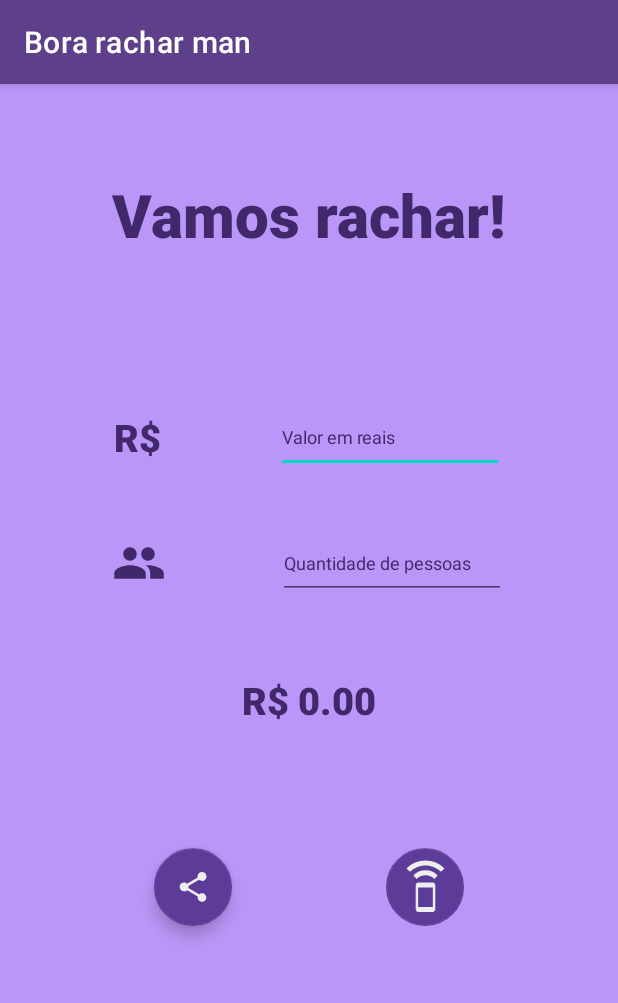
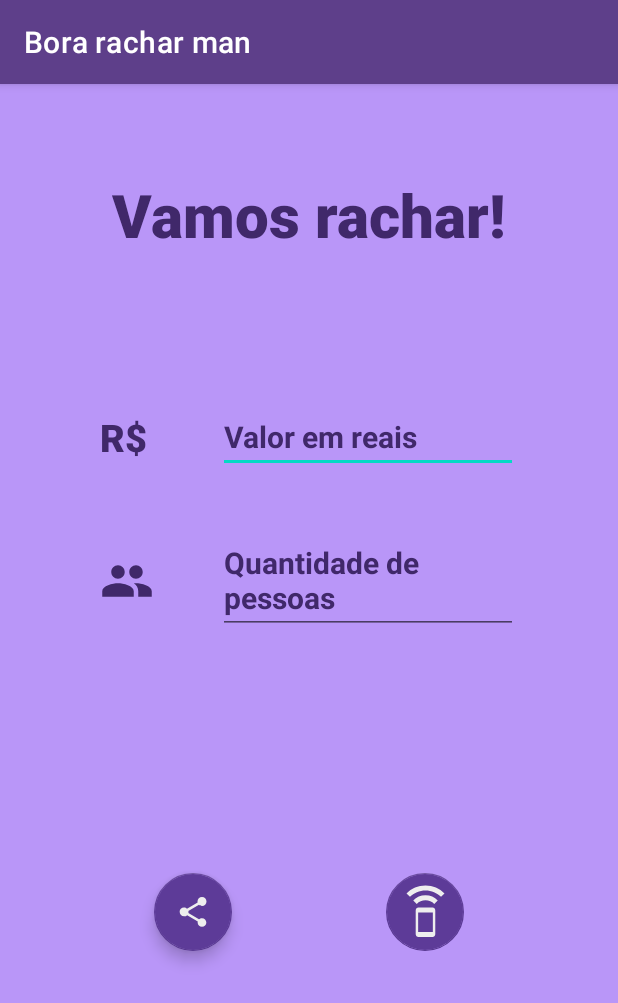
Before and after one commit to Spinnafre/BoraRachar, an Android app: the screen it shows after launch (MainActivity), on a phone screen of 412 x 824 dp. Shown: the top 1003 px of the screen. Run offline under Robolectric (Android 15) with nearby library versions, the phone set to English and light mode, and no system bars.

Commit message:
fix : aligns

```diff
--- a/app/src/main/res/layout/activity_main.xml
+++ b/app/src/main/res/layout/activity_main.xml
@@ -13,8 +13,8 @@
         android:layout_height="wrap_content"
         android:layout_marginTop="60dp"
         android:text="@string/header_placeholder"
+        android:textColor="@color/purple_500"
         android:textSize="40sp"
-        android:textColor="@color/purple_500"
         app:fontFamily="sans-serif-black"
         app:layout_constraintEnd_toEndOf="parent"
         app:layout_constraintHorizontal_bias="0.5"
@@ -23,14 +23,20 @@
 
     <com.google.android.material.textfield.TextInputEditText
         android:id="@+id/textInputPrice"
-        android:layout_width="152dp"
-        android:layout_height="48dp"
+        android:layout_width="200dp"
+        android:layout_height="wrap_content"
+        android:layout_marginStart="4dp"
+        android:layout_marginEnd="24dp"
+        android:autoSizeTextType="uniform"
         android:digits="0123456789."
+        android:ems="20"
+        android:gravity="start"
         android:hint="@string/placeholder_input_price"
         android:inputType="number"
+        android:textSize="20sp"
+        android:textStyle="bold"
         app:layout_constraintBottom_toBottomOf="@+id/textPrice"
         app:layout_constraintEnd_toEndOf="parent"
-        app:layout_constraintHorizontal_bias="0.5"
         app:layout_constraintStart_toEndOf="@+id/textPrice"
         app:layout_constraintTop_toTopOf="@+id/textPrice" />
 
@@ -38,8 +44,10 @@
         android:id="@+id/textPrice"
         android:layout_width="wrap_content"
         android:layout_height="wrap_content"
+        android:layout_marginStart="24dp"
         android:layout_marginTop="104dp"
-        android:text="R$"
+        android:autoSizeTextType="uniform"
+        android:text="@string/label_input_text_price"
         android:textColor="@color/purple_500"
         android:textSize="25sp"
         app:fontFamily="sans-serif-black"
@@ -52,7 +60,8 @@
         android:id="@+id/imageView2"
         android:layout_width="36dp"
         android:layout_height="37dp"
-        android:contentDescription="Logotipo do aplicativo"
+        android:layout_marginStart="24dp"
+        android:contentDescription="@string/logo_description"
         app:layout_constraintBottom_toBottomOf="@+id/textInputQtd"
         app:layout_constraintEnd_toStartOf="@+id/textInputQtd"
         app:layout_constraintStart_toStartOf="parent"
@@ -61,12 +70,19 @@
 
     <com.google.android.material.textfield.TextInputEditText
         android:id="@+id/textInputQtd"
-        android:layout_width="152dp"
-        android:layout_height="48dp"
+        android:layout_width="200dp"
+        android:layout_height="wrap_content"
         android:layout_marginTop="36dp"
+        android:layout_marginEnd="24dp"
+        android:autoSizeMaxTextSize="100sp"
+        android:autoSizeMinTextSize="12sp"
+        android:autoSizeStepGranularity="2sp"
         android:digits="0123456789."
+        android:ems="20"
         android:hint="@string/placeholder_input_people"
         android:inputType="number"
+        android:textSize="20sp"
+        android:textStyle="bold"
         app:layout_constraintEnd_toEndOf="parent"
         app:layout_constraintStart_toEndOf="@+id/imageView2"
         app:layout_constraintTop_toBottomOf="@+id/textInputPrice" />
@@ -77,8 +93,8 @@
         android:layout_height="wrap_content"
         android:layout_marginTop="50dp"
         android:text="@string/placeholder_input_total"
+        android:textColor="@color/purple_500"
         android:textSize="25sp"
-        android:textColor="@color/purple_500"
         app:fontFamily="sans-serif-black"
         app:layout_constraintEnd_toEndOf="parent"
         app:layout_constraintHorizontal_bias="0.5"
@@ -90,7 +106,7 @@
         android:layout_width="wrap_content"
         android:layout_height="wrap_content"
         android:clickable="true"
-        android:contentDescription="Informar quantidade total em reais"
+        android:contentDescription="@string/btn_tts_description"
         android:elevation="6dp"
         app:backgroundTint="@color/purple_600"
         app:fabCustomSize="52dp"
@@ -110,7 +126,7 @@
         android:layout_width="wrap_content"
         android:layout_height="wrap_content"
         android:clickable="true"
-        android:contentDescription="Compartilhar resultado"
+        android:contentDescription="@string/btn_share_description"
         android:elevation="6dp"
         app:backgroundTint="@color/purple_600"
         app:fabCustomSize="52dp"
@@ -124,4 +140,11 @@
         app:srcCompat="?attr/actionModeShareDrawable"
         app:tint="#EEE" />
 
+    <androidx.constraintlayout.widget.Guideline
+        android:id="@+id/guideline2"
+        android:layout_width="wrap_content"
+        android:layout_height="wrap_content"
+        android:orientation="horizontal"
+        app:layout_constraintGuide_begin="20dp" />
+
 </androidx.constraintlayout.widget.ConstraintLayout>
--- a/app/src/main/res/values/strings.xml
+++ b/app/src/main/res/values/strings.xml
@@ -2,8 +2,12 @@
     <string name="app_name">Bora rachar man</string>
     <string name="placeholder_input_people">Quantidade de pessoas</string>
     <string name="placeholder_input_price">Valor em reais</string>
-    <string name="placeholder_input_total">R$ 0.00</string>
+    <string name="placeholder_input_total"></string>
     <string name="share_placeholder">Compartilhar</string>
     <string name="tts_placeholder">Falar</string>
     <string name="header_placeholder">Vamos rachar!</string>
+    <string name="label_input_text_price">R$</string>
+    <string name="logo_description">Logotipo do aplicativo</string>
+    <string name="btn_share_description">Compartilhar resultado</string>
+    <string name="btn_tts_description">Informar quantidade total em reais"</string>
 </resources>
```
Also changed, not shown: app/src/main/java/com/example/borarachar/MainActivity.kt (+18 -14 lines).
